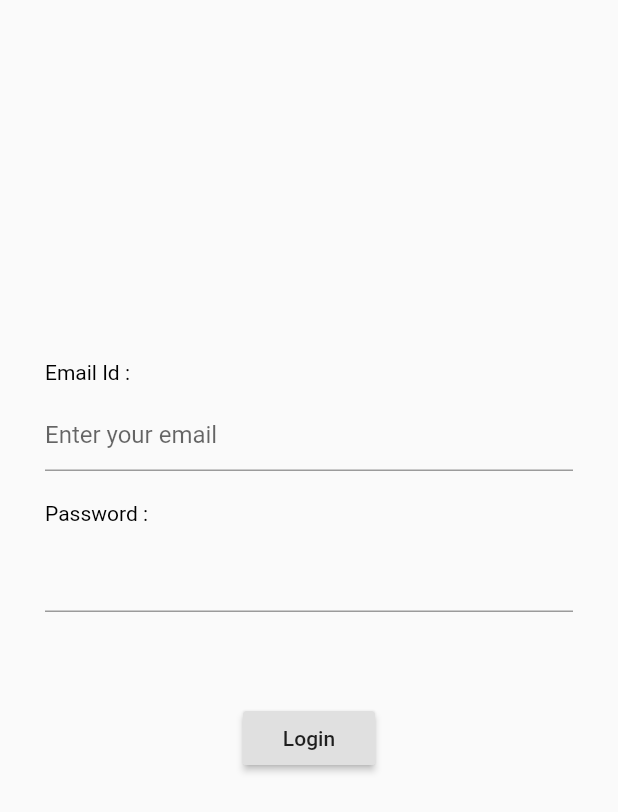
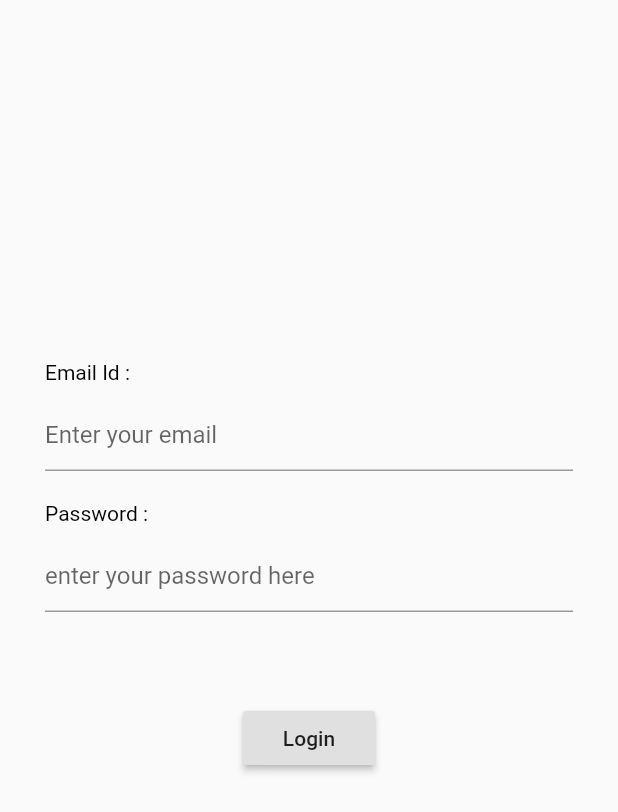
Before and after one commit to juwels1996/sharedpreference, a Flutter app: the screen it shows after launch, on a phone screen of 412 x 824 dp. Shown: the top 812 px of the screen. Run offline on Flutter 3.47's test engine with Material 2 defaults, Android fonts, the phone set to English and light mode, and no system bars; our stand-ins replace shared_preferences.

Commit message:
data save in local storage

```diff
--- a/lib/main.dart
+++ b/lib/main.dart
@@ -50,7 +50,9 @@ class _MyHomeState extends State<MyHome> {
     }
     print(sharedPreferences?.getString("email"));
     print(sharedPreferences?.getString("password"));
-    setState(() {});
+    setState(() {
+
+    });
   }
 
   @override
@@ -103,6 +105,7 @@ class _MyHomeState extends State<MyHome> {
                       controller: passwordController,
                       obscureText: true,
                       decoration: InputDecoration(
+                        hintText: "enter your password here"
                       ),
                     ),
                   ],
@@ -127,7 +130,8 @@ class _MyHomeState extends State<MyHome> {
               ),
               if (sharedPreferences?.getString("email") != null)
                 Text(
-                    "user logged in!!! ->  Email Id : ${sharedPreferences?.getString('email') ?? "not"} Password : ${sharedPreferences?.getString('password') ?? "not"}"),
+                    "user logged in!!! ->  Email Id : ${sharedPreferences?.getString('email') ?? "not"} "
+                        "Password : ${sharedPreferences?.getString('password') ?? "not"}"),
             ],
           ),
         ),
```
